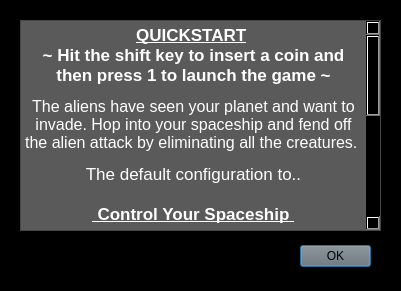
This is ui/instructions.ui in maloney96/SPACE_INV_8080_EMULATOR as Qt 5 draws it before an edit. The edited form follows.
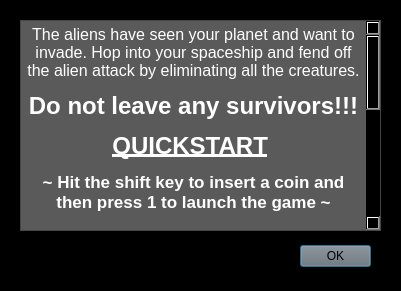
This is the edited form.

Commit message: Working on clean exit to game.

Diff of the .ui file:
```diff
--- a/ui/instructions.ui
+++ b/ui/instructions.ui
@@ -103,24 +103,24 @@
 hr { height: 1px; border-width: 0; }
 li.unchecked::marker { content: &quot;\2610&quot;; }
 li.checked::marker { content: &quot;\2612&quot;; }
-&lt;/style&gt;&lt;/head&gt;&lt;body style=&quot; font-family:'.AppleSystemUIFont'; font-size:13pt; font-weight:400; font-style:normal;&quot;&gt;
-&lt;p align=&quot;center&quot; style=&quot; margin-top:0px; margin-bottom:0px; margin-left:0px; margin-right:0px; -qt-block-indent:0; text-indent:0px;&quot;&gt;&lt;span style=&quot; font-weight:700; text-decoration: underline;&quot;&gt;QUICKSTART&lt;/span&gt;&lt;span style=&quot; font-weight:700;&quot;&gt; &lt;/span&gt;&lt;/p&gt;
-&lt;p align=&quot;center&quot; style=&quot; margin-top:0px; margin-bottom:0px; margin-left:0px; margin-right:0px; -qt-block-indent:0; text-indent:0px;&quot;&gt;&lt;span style=&quot; font-weight:700;&quot;&gt;~ Hit the shift key to insert a coin and then press 1 to launch the game ~&lt;/span&gt;&lt;/p&gt;
-&lt;p align=&quot;center&quot; style=&quot; margin-top:12px; margin-bottom:12px; margin-left:0px; margin-right:0px; -qt-block-indent:0; text-indent:0px;&quot;&gt;&lt;span style=&quot; font-family:'Segoe UI'; font-size:12pt;&quot;&gt;The aliens have seen your planet and want to invade. Hop into your spaceship and fend off the alien attack by eliminating all the creatures. &lt;/span&gt;&lt;/p&gt;
-&lt;p align=&quot;center&quot; style=&quot; margin-top:0px; margin-bottom:0px; margin-left:0px; margin-right:0px; -qt-block-indent:0; text-indent:0px;&quot;&gt;The default configuration to..&lt;/p&gt;
-&lt;p align=&quot;center&quot; style=&quot;-qt-paragraph-type:empty; margin-top:0px; margin-bottom:0px; margin-left:0px; margin-right:0px; -qt-block-indent:0; text-indent:0px;&quot;&gt;&lt;br /&gt;&lt;/p&gt;
-&lt;p align=&quot;center&quot; style=&quot; margin-top:0px; margin-bottom:0px; margin-left:0px; margin-right:0px; -qt-block-indent:0; text-indent:0px;&quot;&gt;&lt;span style=&quot; font-weight:700; text-decoration: underline;&quot;&gt; Control Your Spaceship &lt;/span&gt;&lt;/p&gt;
-&lt;p align=&quot;center&quot; style=&quot;-qt-paragraph-type:empty; margin-top:0px; margin-bottom:0px; margin-left:0px; margin-right:0px; -qt-block-indent:0; text-indent:0px;&quot;&gt;&lt;br /&gt;&lt;/p&gt;
-&lt;p align=&quot;center&quot; style=&quot; margin-top:0px; margin-bottom:0px; margin-left:0px; margin-right:0px; -qt-block-indent:0; text-indent:0px;&quot;&gt;&lt;span style=&quot; font-weight:700;&quot;&gt;Move Left&lt;/span&gt; - A&lt;/p&gt;
-&lt;p align=&quot;center&quot; style=&quot; margin-top:0px; margin-bottom:0px; margin-left:0px; margin-right:0px; -qt-block-indent:0; text-indent:0px;&quot;&gt;&lt;span style=&quot; font-weight:700;&quot;&gt;Move Right &lt;/span&gt;- D&lt;/p&gt;
-&lt;p align=&quot;center&quot; style=&quot; margin-top:0px; margin-bottom:0px; margin-left:0px; margin-right:0px; -qt-block-indent:0; text-indent:0px;&quot;&gt;&lt;span style=&quot; font-weight:700;&quot;&gt;Fire&lt;/span&gt; - Space&lt;/p&gt;
-&lt;p style=&quot; margin-top:0px; margin-bottom:0px; margin-left:0px; margin-right:0px; -qt-block-indent:0; text-indent:0px;&quot;&gt;		&lt;/p&gt;
-&lt;p align=&quot;center&quot; style=&quot; margin-top:0px; margin-bottom:0px; margin-left:0px; margin-right:0px; -qt-block-indent:0; text-indent:0px;&quot;&gt;&lt;span style=&quot; font-weight:700; text-decoration: underline;&quot;&gt;Start&lt;/span&gt;&lt;/p&gt;
-&lt;p align=&quot;center&quot; style=&quot; margin-top:0px; margin-bottom:0px; margin-left:0px; margin-right:0px; -qt-block-indent:0; text-indent:0px;&quot;&gt;&lt;span style=&quot; font-weight:700;&quot;&gt;Insert Coin&lt;/span&gt; - Shift&lt;/p&gt;
-&lt;p align=&quot;center&quot; style=&quot; margin-top:0px; margin-bottom:0px; margin-left:0px; margin-right:0px; -qt-block-indent:0; text-indent:0px;&quot;&gt;&lt;span style=&quot; font-weight:700;&quot;&gt;Player 1 Start &lt;/span&gt;- 1&lt;/p&gt;
-&lt;p align=&quot;center&quot; style=&quot;-qt-paragraph-type:empty; margin-top:0px; margin-bottom:0px; margin-left:0px; margin-right:0px; -qt-block-indent:0; text-indent:0px;&quot;&gt;&lt;br /&gt;&lt;/p&gt;
-&lt;p align=&quot;center&quot; style=&quot; margin-top:0px; margin-bottom:0px; margin-left:0px; margin-right:0px; -qt-block-indent:0; text-indent:0px;&quot;&gt;Please reference the settings tab of the main menu to remap any of these keys.&lt;/p&gt;
-&lt;p align=&quot;center&quot; style=&quot; margin-top:12px; margin-bottom:12px; margin-left:0px; margin-right:0px; -qt-block-indent:0; text-indent:0px;&quot;&gt;&lt;span style=&quot; font-family:'Segoe UI'; font-size:18pt; font-weight:700;&quot;&gt;Do not leave any survivors!!!&lt;/span&gt;&lt;/p&gt;&lt;/body&gt;&lt;/html&gt;</string>
+&lt;/style&gt;&lt;/head&gt;&lt;body style=&quot; font-family:'Segoe UI'; font-size:9pt; font-weight:400; font-style:normal;&quot;&gt;
+&lt;p align=&quot;center&quot; style=&quot; margin-top:12px; margin-bottom:12px; margin-left:0px; margin-right:0px; -qt-block-indent:0; text-indent:0px;&quot;&gt;&lt;span style=&quot; font-size:12pt;&quot;&gt;The aliens have seen your planet and want to invade. Hop into your spaceship and fend off the alien attack by eliminating all the creatures.&lt;/span&gt;&lt;/p&gt;
+&lt;p align=&quot;center&quot; style=&quot; margin-top:12px; margin-bottom:12px; margin-left:0px; margin-right:0px; -qt-block-indent:0; text-indent:0px;&quot;&gt;&lt;span style=&quot; font-size:18pt; font-weight:700;&quot;&gt;Do not leave any survivors!!!&lt;/span&gt;&lt;/p&gt;
+&lt;p align=&quot;center&quot; style=&quot; margin-top:12px; margin-bottom:12px; margin-left:0px; margin-right:0px; -qt-block-indent:0; text-indent:0px;&quot;&gt;&lt;span style=&quot; font-family:'.AppleSystemUIFont'; font-size:18pt; font-weight:700; text-decoration: underline;&quot;&gt;QUICKSTART&lt;/span&gt;&lt;span style=&quot; font-family:'.AppleSystemUIFont'; font-size:18pt; font-weight:700;&quot;&gt; &lt;/span&gt;&lt;/p&gt;
+&lt;p align=&quot;center&quot; style=&quot; margin-top:0px; margin-bottom:0px; margin-left:0px; margin-right:0px; -qt-block-indent:0; text-indent:0px;&quot;&gt;&lt;span style=&quot; font-family:'.AppleSystemUIFont'; font-size:13pt; font-weight:700;&quot;&gt;~ Hit the shift key to insert a coin and then press 1 to launch the game ~&lt;/span&gt;&lt;/p&gt;
+&lt;p align=&quot;center&quot; style=&quot;-qt-paragraph-type:empty; margin-top:0px; margin-bottom:0px; margin-left:0px; margin-right:0px; -qt-block-indent:0; text-indent:0px; font-family:'.AppleSystemUIFont'; font-size:13pt; font-weight:700;&quot;&gt;&lt;br /&gt;&lt;/p&gt;
+&lt;p align=&quot;center&quot; style=&quot; margin-top:0px; margin-bottom:0px; margin-left:0px; margin-right:0px; -qt-block-indent:0; text-indent:0px;&quot;&gt;&lt;span style=&quot; font-family:'.AppleSystemUIFont'; font-size:20pt; font-weight:700;&quot;&gt;DEFAULT CONTROLS&lt;/span&gt;&lt;/p&gt;
+&lt;p align=&quot;center&quot; style=&quot; margin-top:0px; margin-bottom:0px; margin-left:0px; margin-right:0px; -qt-block-indent:0; text-indent:0px;&quot;&gt;&lt;span style=&quot; font-family:'.AppleSystemUIFont'; font-size:18pt; font-weight:700; text-decoration: underline;&quot;&gt;Spaceship&lt;/span&gt;&lt;/p&gt;
+&lt;p align=&quot;center&quot; style=&quot; margin-top:0px; margin-bottom:0px; margin-left:0px; margin-right:0px; -qt-block-indent:0; text-indent:0px;&quot;&gt;&lt;span style=&quot; font-family:'.AppleSystemUIFont'; font-size:13pt; font-weight:700;&quot;&gt;Move Left&lt;/span&gt;&lt;span style=&quot; font-family:'.AppleSystemUIFont'; font-size:13pt;&quot;&gt; - A&lt;/span&gt;&lt;/p&gt;
+&lt;p align=&quot;center&quot; style=&quot; margin-top:0px; margin-bottom:0px; margin-left:0px; margin-right:0px; -qt-block-indent:0; text-indent:0px;&quot;&gt;&lt;span style=&quot; font-family:'.AppleSystemUIFont'; font-size:13pt; font-weight:700;&quot;&gt;Move Right &lt;/span&gt;&lt;span style=&quot; font-family:'.AppleSystemUIFont'; font-size:13pt;&quot;&gt;- D&lt;/span&gt;&lt;/p&gt;
+&lt;p align=&quot;center&quot; style=&quot; margin-top:0px; margin-bottom:0px; margin-left:0px; margin-right:0px; -qt-block-indent:0; text-indent:0px;&quot;&gt;&lt;span style=&quot; font-family:'.AppleSystemUIFont'; font-size:13pt; font-weight:700;&quot;&gt;Fire&lt;/span&gt;&lt;span style=&quot; font-family:'.AppleSystemUIFont'; font-size:13pt;&quot;&gt; - Space&lt;/span&gt;&lt;/p&gt;
+&lt;p style=&quot; margin-top:0px; margin-bottom:0px; margin-left:0px; margin-right:0px; -qt-block-indent:0; text-indent:0px;&quot;&gt;&lt;span style=&quot; font-family:'.AppleSystemUIFont'; font-size:13pt;&quot;&gt;		&lt;/span&gt;&lt;/p&gt;
+&lt;p align=&quot;center&quot; style=&quot; margin-top:0px; margin-bottom:0px; margin-left:0px; margin-right:0px; -qt-block-indent:0; text-indent:0px;&quot;&gt;&lt;span style=&quot; font-size:18pt; font-weight:700; text-decoration: underline;&quot;&gt;Coinslot&lt;/span&gt;&lt;/p&gt;
+&lt;p align=&quot;center&quot; style=&quot; margin-top:0px; margin-bottom:0px; margin-left:0px; margin-right:0px; -qt-block-indent:0; text-indent:0px;&quot;&gt;&lt;span style=&quot; font-family:'.AppleSystemUIFont'; font-size:13pt; font-weight:700;&quot;&gt;Insert Coin&lt;/span&gt;&lt;span style=&quot; font-family:'.AppleSystemUIFont'; font-size:13pt;&quot;&gt; - Shift&lt;/span&gt;&lt;/p&gt;
+&lt;p align=&quot;center&quot; style=&quot; margin-top:0px; margin-bottom:0px; margin-left:0px; margin-right:0px; -qt-block-indent:0; text-indent:0px;&quot;&gt;&lt;span style=&quot; font-family:'.AppleSystemUIFont'; font-size:13pt; font-weight:700;&quot;&gt;Player 1 Start &lt;/span&gt;&lt;span style=&quot; font-family:'.AppleSystemUIFont'; font-size:13pt;&quot;&gt;- 1&lt;/span&gt;&lt;/p&gt;
+&lt;p align=&quot;center&quot; style=&quot; margin-top:0px; margin-bottom:0px; margin-left:0px; margin-right:0px; -qt-block-indent:0; text-indent:0px;&quot;&gt;&lt;span style=&quot; font-family:'.AppleSystemUIFont'; font-size:13pt; font-weight:700;&quot;&gt;Player 2 Start &lt;/span&gt;&lt;span style=&quot; font-family:'.AppleSystemUIFont'; font-size:13pt;&quot;&gt;- 2&lt;/span&gt;&lt;/p&gt;
+&lt;p align=&quot;center&quot; style=&quot;-qt-paragraph-type:empty; margin-top:0px; margin-bottom:0px; margin-left:0px; margin-right:0px; -qt-block-indent:0; text-indent:0px; font-family:'.AppleSystemUIFont'; font-size:13pt;&quot;&gt;&lt;br /&gt;&lt;/p&gt;
+&lt;p align=&quot;center&quot; style=&quot; margin-top:0px; margin-bottom:0px; margin-left:0px; margin-right:0px; -qt-block-indent:0; text-indent:0px;&quot;&gt;&lt;span style=&quot; font-family:'.AppleSystemUIFont'; font-size:13pt;&quot;&gt;Please reference the settings tab of the main menu to remap any of these keys.&lt;/span&gt;&lt;/p&gt;&lt;/body&gt;&lt;/html&gt;</string>
    </property>
   </widget>
  </widget>
```
Left out of the diff: 4 changed lines with no effect on the pictures. The commit also changes 9 other files.
